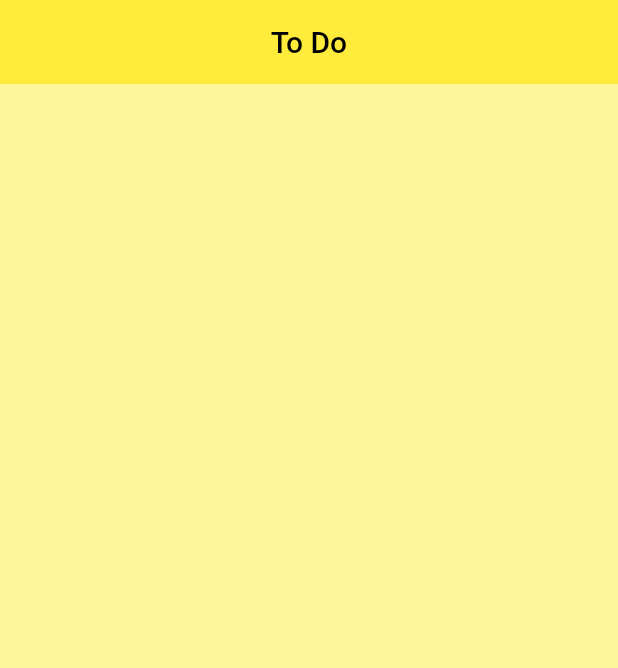
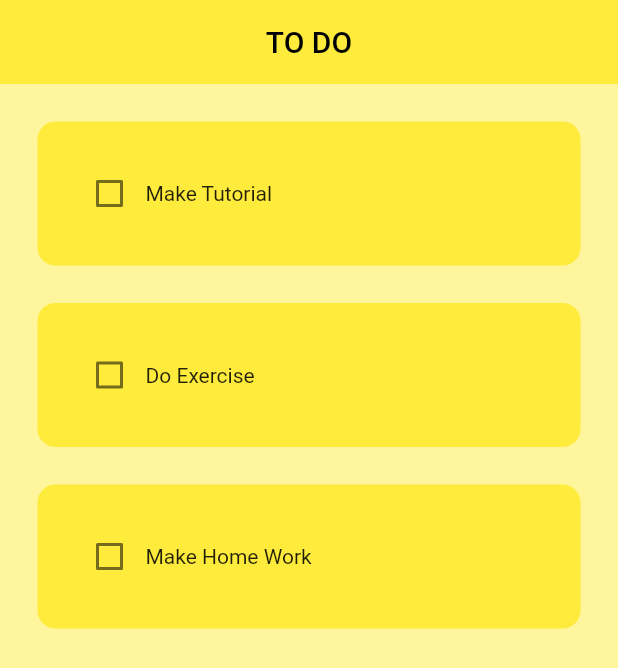
Before and after one commit to ShadePrima/flutter_todo_app, a Flutter app: the screen it shows after launch, on a phone screen of 412 x 824 dp. Shown: the top 668 px of the screen. Run offline on Flutter 3.47's test engine with Material 2 defaults, Android fonts, the phone set to English and light mode, and no system bars.

Commit message:
add todo tile

```diff
--- /dev/null
+++ b/lib/components/todo_tile.dart
@@ -0,0 +1,35 @@
+import 'package:flutter/material.dart';
+
+class ToDoTile extends StatelessWidget {
+  final String taskName;
+  final bool taskCompleted;
+  Function(bool?)? onChanged;
+
+  ToDoTile({
+    super.key,
+    required this.taskName,
+    required this.taskCompleted,
+    required this.onChanged,
+  });
+
+  @override
+  Widget build(BuildContext context) {
+    return Padding(
+      padding: const EdgeInsets.only(left: 25, right: 25, top: 25),
+      child: Container(
+        padding: const EdgeInsets.all(24),
+        child: Row(
+          children: [
+            //checkbox
+            Checkbox(value: taskCompleted, onChanged: onChanged),
+
+            //task name
+            Text(taskName),
+          ],
+        ),
+        decoration: BoxDecoration(
+            color: Colors.yellow, borderRadius: BorderRadius.circular(12)),
+      ),
+    );
+  }
+}
--- a/lib/pages/home_page.dart
+++ b/lib/pages/home_page.dart
@@ -1,4 +1,5 @@
 import 'package:flutter/material.dart';
+import 'package:flutter_todo_app/components/todo_tile.dart';
 
 class HomePage extends StatefulWidget {
   const HomePage({super.key});
@@ -8,14 +9,37 @@ class HomePage extends StatefulWidget {
 }
 
 class _HomePageState extends State<HomePage> {
+  //list of todo tasks
+
+  List toDoList = [
+    ['Make Tutorial', false],
+    ['Do Exercise', false],
+    ['Make Home Work', false],
+  ];
+
+  //checkbox was tapped
+  void checkBoxChanged(bool? value, int index) {
+    setState(() {
+      toDoList[index][1] = !toDoList[index][1];
+    });
+  }
+
   @override
   Widget build(BuildContext context) {
     return Scaffold(
-      backgroundColor: Colors.yellow[200],
-      appBar: AppBar(
-        title: const Center(child: Text('To Do')),
-        elevation: 0,
-      ),
-    );
+        backgroundColor: Colors.yellow[200],
+        appBar: AppBar(
+          title: const Center(child: Text('TO DO')),
+          elevation: 0,
+        ),
+        body: ListView.builder(
+          itemCount: toDoList.length,
+          itemBuilder: (context, index) {
+            return ToDoTile(
+                taskName: toDoList[index][0],
+                taskCompleted: toDoList[index][1],
+                onChanged: (value) => checkBoxChanged(value, index));
+          },
+        ));
   }
 }
```
